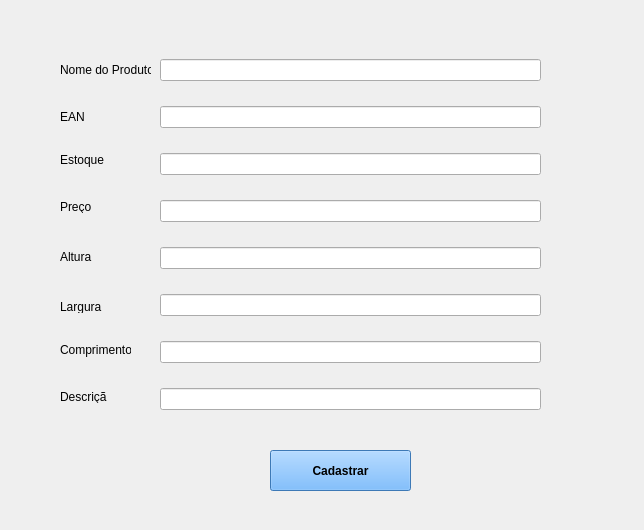
annamatias/TCC, file Desenvolvimento/Cadastro_Produto.ui: the form before one commit.
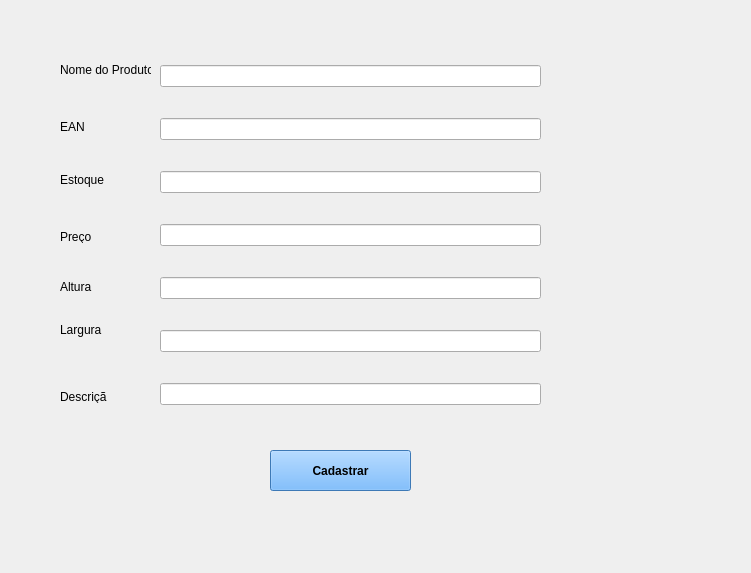
The form after the commit.

The edit to the form file:
```diff
--- a/Desenvolvimento/Cadastro_Produto.ui
+++ b/Desenvolvimento/Cadastro_Produto.ui
@@ -9,8 +9,8 @@
    <rect>
     <x>0</x>
     <y>0</y>
-    <width>644</width>
-    <height>530</height>
+    <width>751</width>
+    <height>573</height>
    </rect>
   </property>
   <property name="windowTitle">
@@ -44,9 +44,6 @@
     <item>
      <widget class="QLineEdit" name="lineEdit_Largura"/>
     </item>
-    <item>
-     <widget class="QLineEdit" name="lineEdit_Comprimento"/>
-    </item>
     <item>
      <widget class="QLineEdit" name="lineEdit_Descricao"/>
     </item>
@@ -72,7 +69,7 @@
    <property name="geometry">
     <rect>
      <x>60</x>
-     <y>110</y>
+     <y>120</y>
      <width>47</width>
      <height>13</height>
     </rect>
@@ -85,7 +82,7 @@
    <property name="geometry">
     <rect>
      <x>60</x>
-     <y>150</y>
+     <y>170</y>
      <width>81</width>
      <height>20</height>
     </rect>
@@ -98,7 +95,7 @@
    <property name="geometry">
     <rect>
      <x>60</x>
-     <y>200</y>
+     <y>230</y>
      <width>47</width>
      <height>13</height>
     </rect>
@@ -139,7 +136,7 @@
    <property name="geometry">
     <rect>
      <x>60</x>
-     <y>250</y>
+     <y>280</y>
      <width>47</width>
      <height>13</height>
     </rect>
@@ -152,28 +149,15 @@
    <property name="geometry">
     <rect>
      <x>60</x>
-     <y>300</y>
+     <y>320</y>
      <width>47</width>
-     <height>13</height>
+     <height>20</height>
     </rect>
    </property>
    <property name="text">
     <string>Largura</string>
    </property>
   </widget>
-  <widget class="QLabel" name="label_7">
-   <property name="geometry">
-    <rect>
-     <x>60</x>
-     <y>340</y>
-     <width>71</width>
-     <height>20</height>
-    </rect>
-   </property>
-   <property name="text">
-    <string>Comprimento</string>
-   </property>
-  </widget>
   <widget class="QLabel" name="label_8">
    <property name="geometry">
     <rect>
```
Left out of the diff: 3 changed lines with no effect on the pictures.
